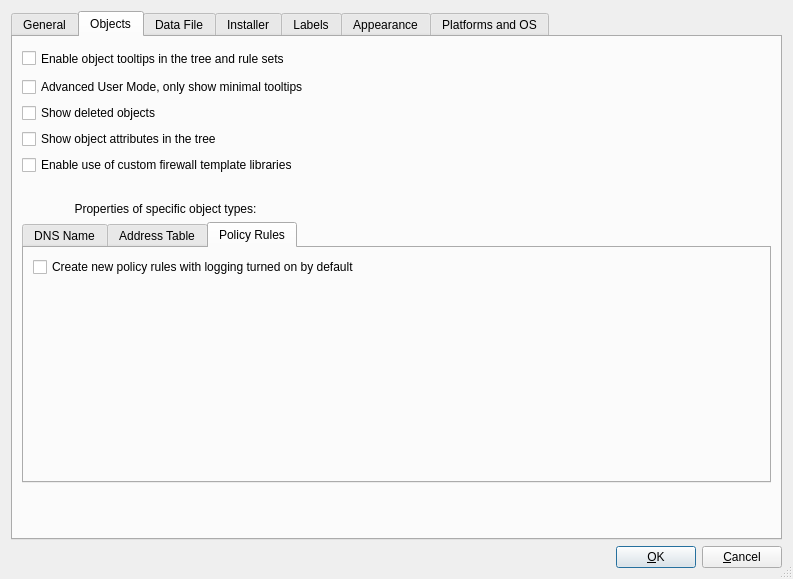
Above: src/libgui/prefsdialog_q.ui from fwbuilder/fwbuilder before the change. Below: the same form after it.
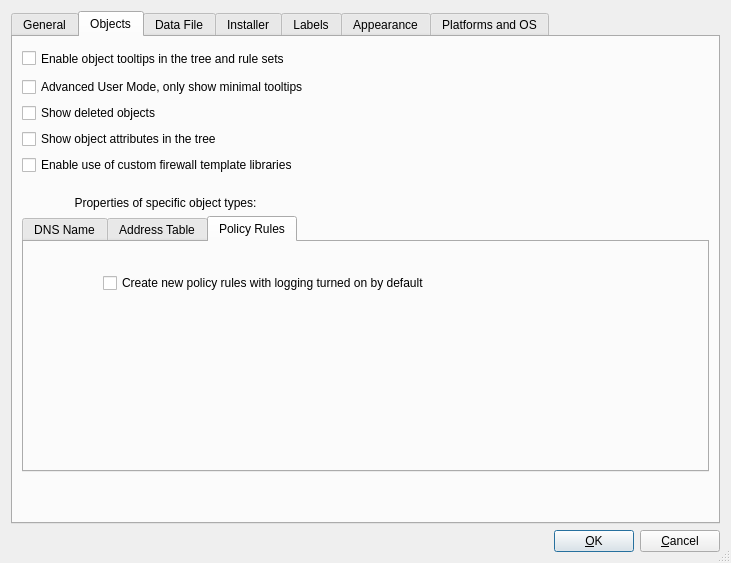
That is the form after the change. The open tabs and pages were chosen to show the change. Icons and pictures are not drawn.

```diff
--- a/src/libgui/prefsdialog_q.ui
+++ b/src/libgui/prefsdialog_q.ui
@@ -9,8 +9,8 @@
    <rect>
     <x>0</x>
     <y>0</y>
-    <width>793</width>
-    <height>579</height>
+    <width>731</width>
+    <height>563</height>
    </rect>
   </property>
   <property name="windowTitle">
@@ -479,15 +479,43 @@
           <attribute name="title">
            <string>Policy Rules</string>
           </attribute>
-          <layout class="QVBoxLayout" name="verticalLayout_2">
-           <item>
+          <layout class="QGridLayout" name="gridLayout_16">
+           <item row="0" column="0">
+            <widget class="QLabel" name="label_16">
+             <property name="minimumSize">
+              <size>
+               <width>64</width>
+               <height>64</height>
+              </size>
+             </property>
+             <property name="maximumSize">
+              <size>
+               <width>64</width>
+               <height>64</height>
+              </size>
+             </property>
+             <property name="text">
+              <string/>
+             </property>
+             <property name="pixmap">
+              <pixmap resource="MainRes.qrc">:/Icons/Policy/icon-big</pixmap>
+             </property>
+            </widget>
+           </item>
+           <item row="0" column="1">
             <widget class="QCheckBox" name="rulesLoggingOn">
+             <property name="sizePolicy">
+              <sizepolicy hsizetype="Minimum" vsizetype="Fixed">
+               <horstretch>0</horstretch>
+               <verstretch>0</verstretch>
+              </sizepolicy>
+             </property>
              <property name="text">
               <string>Create new policy rules with logging turned on by default</string>
              </property>
             </widget>
            </item>
-           <item>
+           <item row="2" column="1">
             <spacer name="verticalSpacer_10">
              <property name="orientation">
               <enum>Qt::Vertical</enum>
@@ -495,7 +523,7 @@
              <property name="sizeHint" stdset="0">
               <size>
                <width>20</width>
-               <height>166</height>
+               <height>116</height>
               </size>
              </property>
             </spacer>
```
Left out of the diff: 40 changed lines with no effect on the pictures.
